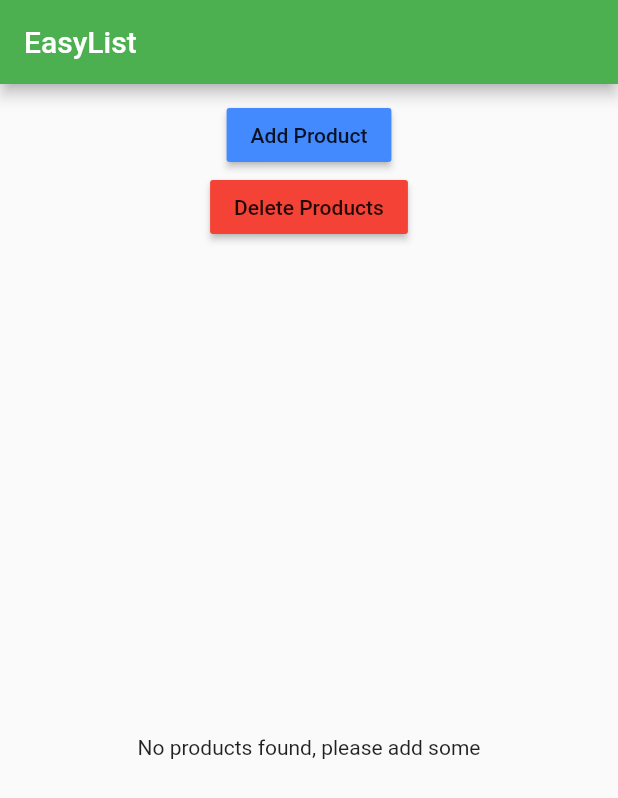
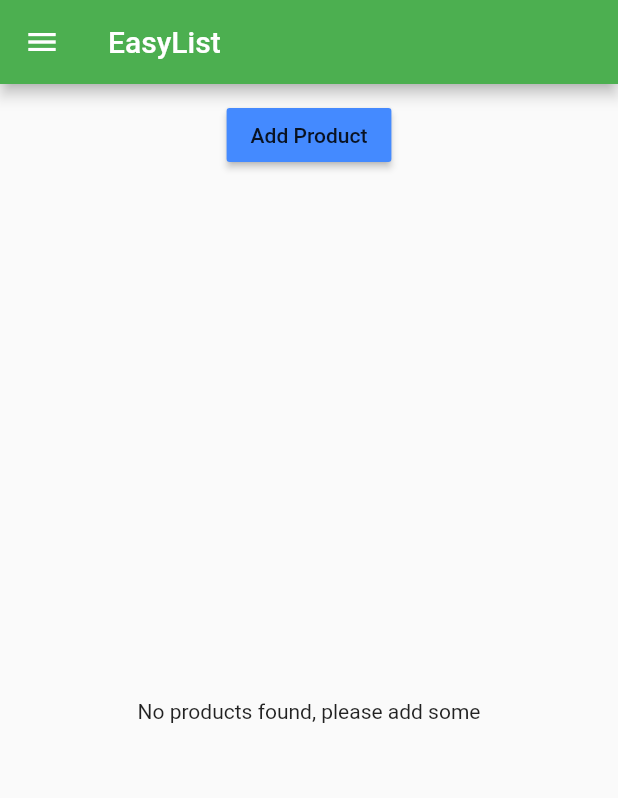
Before and after one commit to marious9/flutter_tut, a Flutter app: the screen it shows after launch, on a phone screen of 412 x 824 dp. Shown: the top 798 px of the screen. Run offline on Flutter 3.47's test engine with Material 2 defaults, Android fonts, the phone set to English and light mode, and no system bars.

```diff
--- a/lib/main.dart
+++ b/lib/main.dart
@@ -1,17 +1,65 @@
 import 'package:flutter/material.dart';
 
-import './pages/home.dart';
+import './pages/auth.dart';
+import './pages/products_admin.dart';
+import './pages/products.dart';
+import './pages/product.dart';
 
 void main() => runApp(MyApp());
 
-class MyApp extends StatelessWidget {
+class MyApp extends StatefulWidget {
+  @override
+  State<StatefulWidget> createState() {
+    return _MyAppState();
+  }
+}
+
+class _MyAppState extends State<MyApp> {
+  List<Map<String, String>> _products = [];
+
+  void _addProduct(Map<String, String> product) {
+    setState(() {
+      _products.add(product);
+    });
+  }
+
+  void _deleteProduct(int index) {
+    setState(() {
+      _products.removeAt(index);
+    });
+  }
+
   @override
   Widget build(BuildContext context) {
     return MaterialApp(
-        theme: ThemeData(
-          accentColor: Colors.limeAccent,
-          primarySwatch: Colors.green,
-        ),
-        home: HomePage());
+      theme: ThemeData(
+        accentColor: Colors.limeAccent,
+        primarySwatch: Colors.green,
+      ),
+      // home: AuthPage(), //means the same as routes key: '/', dont work together
+      routes: {
+        '/': (BuildContext context) =>
+            ProductsPage(_products, _addProduct, _deleteProduct),
+        '/admin': (BuildContext context) => ProductsAdminPage(),
+      },
+      onGenerateRoute: (RouteSettings settings) {
+        final List<String> pathElements = settings.name.split('/');
+        if (pathElements[0] != '') {
+          return null;
+        }
+        if (pathElements[1] == 'product') {
+          final int index = int.parse(pathElements[2]);
+          return MaterialPageRoute<bool>(
+              builder: (BuildContext context) => ProductPage(
+                  _products[index]['title'], _products[index]['image']));
+        }
+        return null;
+      },
+      onUnknownRoute: (RouteSettings settings) {
+        return MaterialPageRoute(
+            builder: (BuildContext context) =>
+                ProductsPage(_products, _addProduct, _deleteProduct));
+      },
+    );
   }
 }
--- a/lib/pages/home.dart
+++ /dev/null
@@ -1,15 +0,0 @@
-import 'package:flutter/material.dart';
-
-import '../product_manager.dart';
-
-class HomePage extends StatelessWidget {
-  @override
-    Widget build(BuildContext context) {
-      return Scaffold(
-          appBar: AppBar(
-            title: Text('EasyList'),
-          ),
-          body: ProductManager(),
-        );
-    }
-}
--- /dev/null
+++ b/lib/pages/products.dart
@@ -0,0 +1,37 @@
+import 'package:flutter/material.dart';
+
+import '../product_manager.dart';
+
+class ProductsPage extends StatelessWidget {
+  final List<Map<String, String>> products;
+  final Function addProduct;
+  final Function deleteProduct;
+
+  ProductsPage(this.products, this.addProduct, this.deleteProduct);
+
+  @override
+  Widget build(BuildContext context) {
+    return Scaffold(
+      drawer: Drawer(
+        child: Column(
+          children: <Widget>[
+            AppBar(
+              automaticallyImplyLeading: false,
+              title: Text('Choose'),
+            ),
+            ListTile(
+              title: Text('Manage Products'),
+              onTap: () {
+                Navigator.pushReplacementNamed(context, '/admin');
+              },
+            )
+          ],
+        ),
+      ),
+      appBar: AppBar(
+        title: Text('EasyList'),
+      ),
+      body: ProductManager(products, addProduct, deleteProduct),
+    );
+  }
+}
--- a/lib/product_control.dart
+++ b/lib/product_control.dart
@@ -2,9 +2,8 @@ import 'package:flutter/material.dart';
 
 class ProductControl extends StatelessWidget {
   final Function addProduct;
-  final Function deleteProducts;
 
-  ProductControl(this.addProduct, this.deleteProducts);
+  ProductControl(this.addProduct);
 
   @override
   Widget build(BuildContext context) {
@@ -17,13 +16,6 @@ class ProductControl extends StatelessWidget {
           },
           child: Text('Add Product'),
         ),
-        RaisedButton(
-          color: Colors.red,
-          onPressed: () {
-            deleteProducts();
-          },
-          child: Text('Delete Products'),
-        ),
       ],
     );
   }
--- a/lib/product_manager.dart
+++ b/lib/product_manager.dart
@@ -1,53 +1,14 @@
 import 'package:flutter/material.dart';
+
 import './product_control.dart';
 import './products.dart';
 
-class ProductManager extends StatefulWidget {
-  final Map<String, String> startingProduct;
+class ProductManager extends StatelessWidget {
+  final List<Map<String, String>> products;
+  final Function addProduct;
+  final Function deleteProduct;
 
-  ProductManager({this.startingProduct});
-
-  @override
-  State<StatefulWidget> createState() {
-    return _ProductManagerState();
-  }
-}
-
-class _ProductManagerState extends State<ProductManager> {
-  List<Map<String, String>> _products = [];
-
-  @override
-  void initState() {
-    if(widget.startingProduct != null)
-      _products.add(widget.startingProduct);
-    super.initState();
-  }
-
-  @override
-  void didUpdateWidget(ProductManager oldWidget) {
-    print('[ProductManager State] didUpdateWidget');
-    super.didUpdateWidget(oldWidget);
-  }
-
-  void _addProduct(Map<String, String> product) {
-    setState(() {
-      _products.add(product);
-    });
-  }
-
-  void _deleteProduct(int index) {
-    setState(() {
-     _products.removeAt(index);
-    });
-  }
-
-  void _deleteProducts() {
-    setState(() {
-     if(_products.length > 0) {
-       _products = [];
-     }
-    });
-  }
+  ProductManager(this.products, this.addProduct, this.deleteProduct);
 
   @override
   Widget build(BuildContext build) {
@@ -55,9 +16,9 @@ class _ProductManagerState extends State<ProductManager> {
       children: [
         Container(
           margin: EdgeInsets.all(10.0),
-          child: ProductControl(_addProduct, _deleteProducts),
+          child: ProductControl(addProduct),
         ),
-        Expanded(child: Products(_products, deleteProduct: _deleteProduct))
+        Expanded(child: Products(products, deleteProduct: deleteProduct))
       ],
     );
   }
```
Also changed, not shown: lib/pages/auth.dart (added, +22 -0 lines), lib/pages/product.dart (+23 -8 lines), lib/pages/product_create.dart (added, +19 -0 lines), lib/pages/product_list.dart (added, +8 -0 lines), lib/pages/products_admin.dart (added, +53 -0 lines), lib/products.dart (+8 -12 lines).
